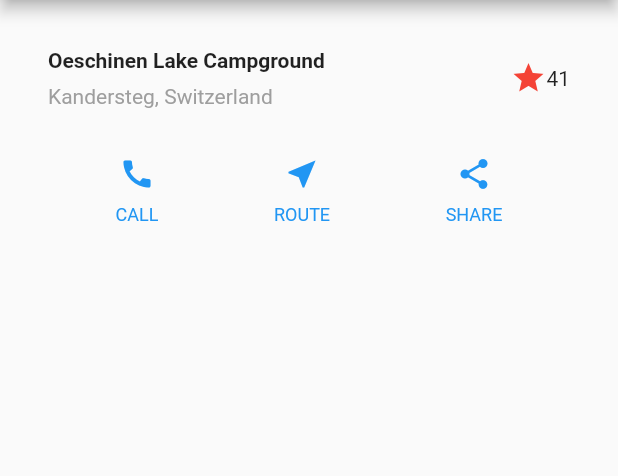
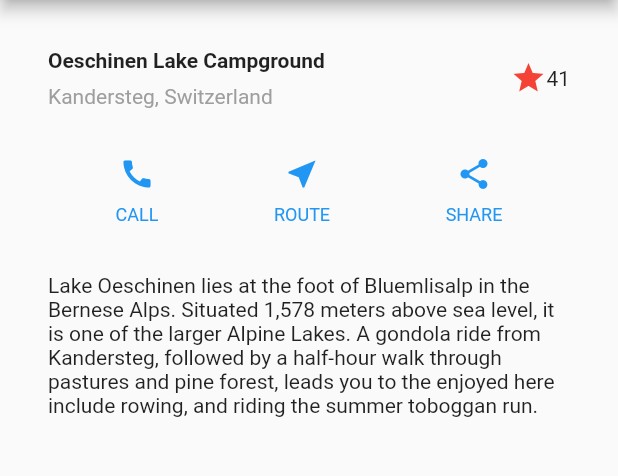
Before and after one commit to tossyyukky/flutter-official-tutorial, a Flutter app: the screen it shows after launch, on a phone screen of 412 x 824 dp, the part 84-560 px from its top. Run offline on Flutter 3.47's test engine with Material 2 defaults, Android fonts, the phone set to English and light mode, and no system bars.

Commit message:
modify: add text section

```diff
--- a/lib/main.dart
+++ b/lib/main.dart
@@ -18,6 +18,19 @@ class MyApp extends StatelessWidget {
         _buildButtonColumn(color, Icons.share, 'SHARE'),
       ],
     ));
+
+    Widget textSection = Container(
+      padding: const EdgeInsets.all(32),
+      child: Text(
+        'Lake Oeschinen lies at the foot of Bluemlisalp in the Bernese '
+            'Alps. Situated 1,578 meters above sea level, it is one of the '
+            'larger Alpine Lakes. A gondola ride from Kandersteg, followed by a '
+            'half-hour walk through pastures and pine forest, leads you to the '
+            'enjoyed here include rowing, and riding the summer toboggan run.',
+        softWrap: true,
+      ),
+    );
+
     return MaterialApp(
         title: 'Flutter Layout Demo',
         home: Scaffold(
@@ -28,6 +41,7 @@ class MyApp extends StatelessWidget {
               children: <Widget>[
                 titleSection,
                 buttonSection,
+                textSection,
               ],
             )));
   }
```
